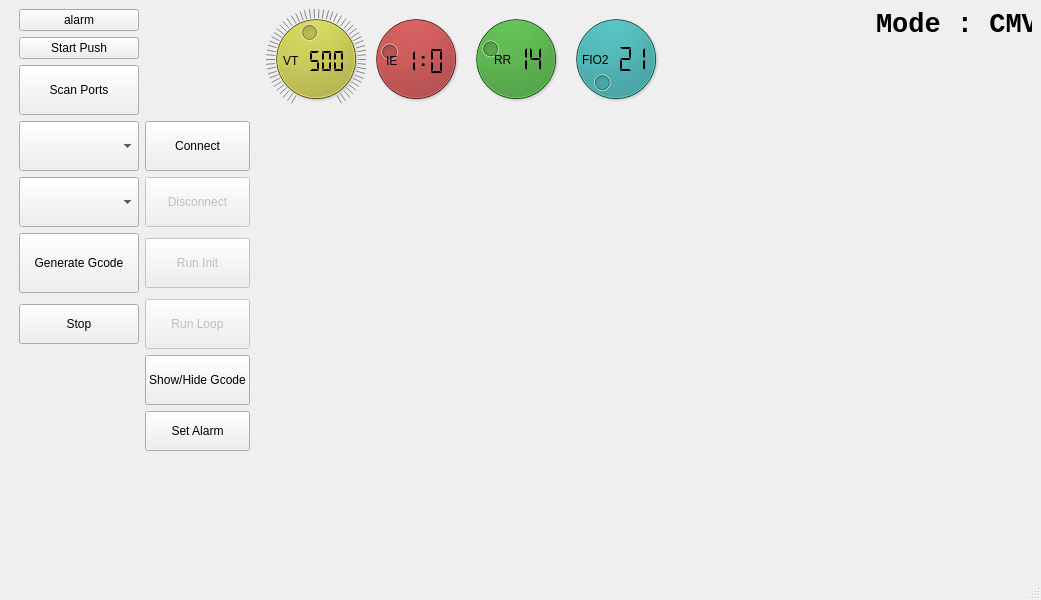
Above: VentUI.ui from jibonaronno/Rhythm before the change. Below: the same form after it.
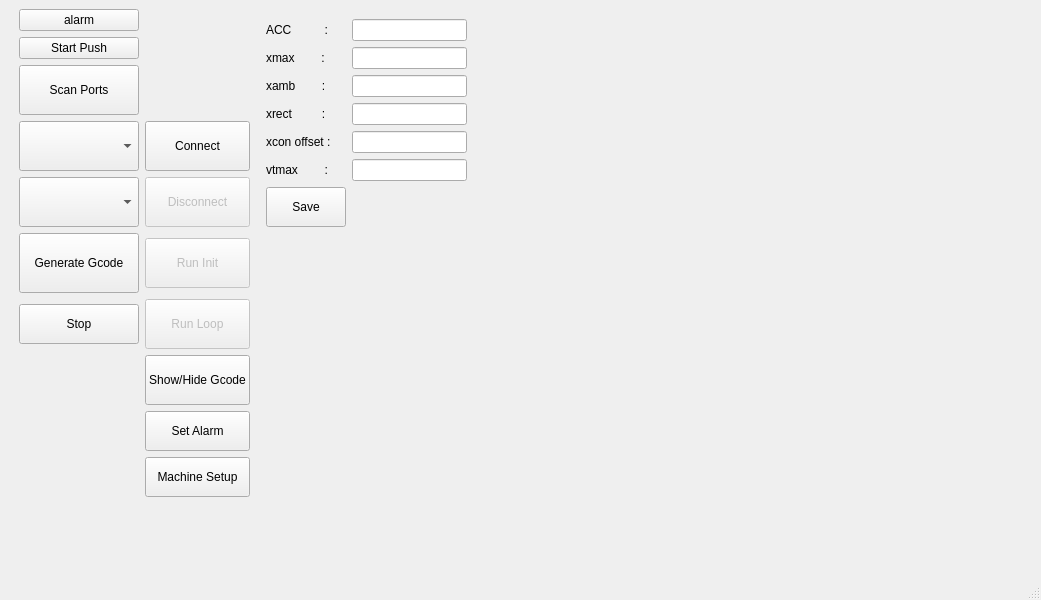
That is the form after the change. The open tabs and pages were chosen to show the change.

Commit message: load machine setup from machinesetup.json

```diff
--- a/VentUI.ui
+++ b/VentUI.ui
@@ -190,6 +190,19 @@
             </property>
            </widget>
           </item>
+          <item row="10" column="1">
+           <widget class="QPushButton" name="btnmachinesetup">
+            <property name="minimumSize">
+             <size>
+              <width>0</width>
+              <height>40</height>
+             </size>
+            </property>
+            <property name="text">
+             <string>Machine Setup</string>
+            </property>
+           </widget>
+          </item>
          </layout>
         </item>
         <item>
@@ -1125,6 +1138,106 @@
               </property>
              </widget>
             </widget>
+            <widget class="QWidget" name="page_4">
+             <widget class="QWidget" name="formLayoutWidget">
+              <property name="geometry">
+               <rect>
+                <x>10</x>
+                <y>10</y>
+                <width>201</width>
+                <height>218</height>
+               </rect>
+              </property>
+              <layout class="QFormLayout" name="formLayout">
+               <item row="0" column="0">
+                <widget class="QLabel" name="label_2">
+                 <property name="minimumSize">
+                  <size>
+                   <width>0</width>
+                   <height>0</height>
+                  </size>
+                 </property>
+                 <property name="text">
+                  <string>ACC          :</string>
+                 </property>
+                </widget>
+               </item>
+               <item row="0" column="1">
+                <widget class="QLineEdit" name="t_acc">
+                 <property name="minimumSize">
+                  <size>
+                   <width>0</width>
+                   <height>0</height>
+                  </size>
+                 </property>
+                </widget>
+               </item>
+               <item row="1" column="0">
+                <widget class="QLabel" name="label_3">
+                 <property name="text">
+                  <string>xmax        :</string>
+                 </property>
+                </widget>
+               </item>
+               <item row="1" column="1">
+                <widget class="QLineEdit" name="t_xmax"/>
+               </item>
+               <item row="2" column="0">
+                <widget class="QLabel" name="label_4">
+                 <property name="text">
+                  <string>xamb        :</string>
+                 </property>
+                </widget>
+               </item>
+               <item row="3" column="0">
+                <widget class="QLabel" name="label_xrect">
+                 <property name="text">
+                  <string>xrect         :</string>
+                 </property>
+                </widget>
+               </item>
+               <item row="2" column="1">
+                <widget class="QLineEdit" name="t_xamb"/>
+               </item>
+               <item row="3" column="1">
+                <widget class="QLineEdit" name="t_xrect"/>
+               </item>
+               <item row="4" column="0">
+                <widget class="QLabel" name="label_5">
+                 <property name="text">
+                  <string>xcon offset :</string>
+                 </property>
+                </widget>
+               </item>
+               <item row="4" column="1">
+                <widget class="QLineEdit" name="t_xconoffset"/>
+               </item>
+               <item row="6" column="0">
+                <widget class="QPushButton" name="btnsavemachinesetup">
+                 <property name="minimumSize">
+                  <size>
+                   <width>0</width>
+                   <height>40</height>
+                  </size>
+                 </property>
+                 <property name="text">
+                  <string>Save</string>
+                 </property>
+                </widget>
+               </item>
+               <item row="5" column="0">
+                <widget class="QLabel" name="label_6">
+                 <property name="text">
+                  <string>vtmax        :</string>
+                 </property>
+                </widget>
+               </item>
+               <item row="5" column="1">
+                <widget class="QLineEdit" name="t_vtmax"/>
+               </item>
+              </layout>
+             </widget>
+            </widget>
            </widget>
           </item>
           <item>
```
Left out of the diff: 148 changed lines with no effect on the pictures. The commit also changes 7 other files.
